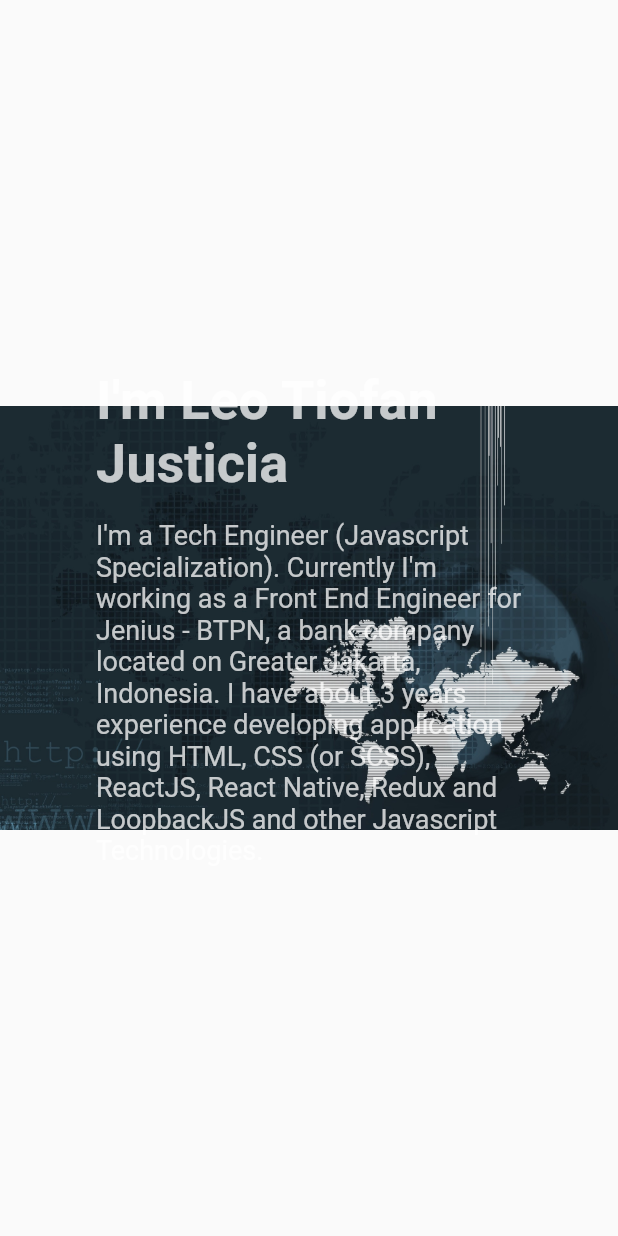
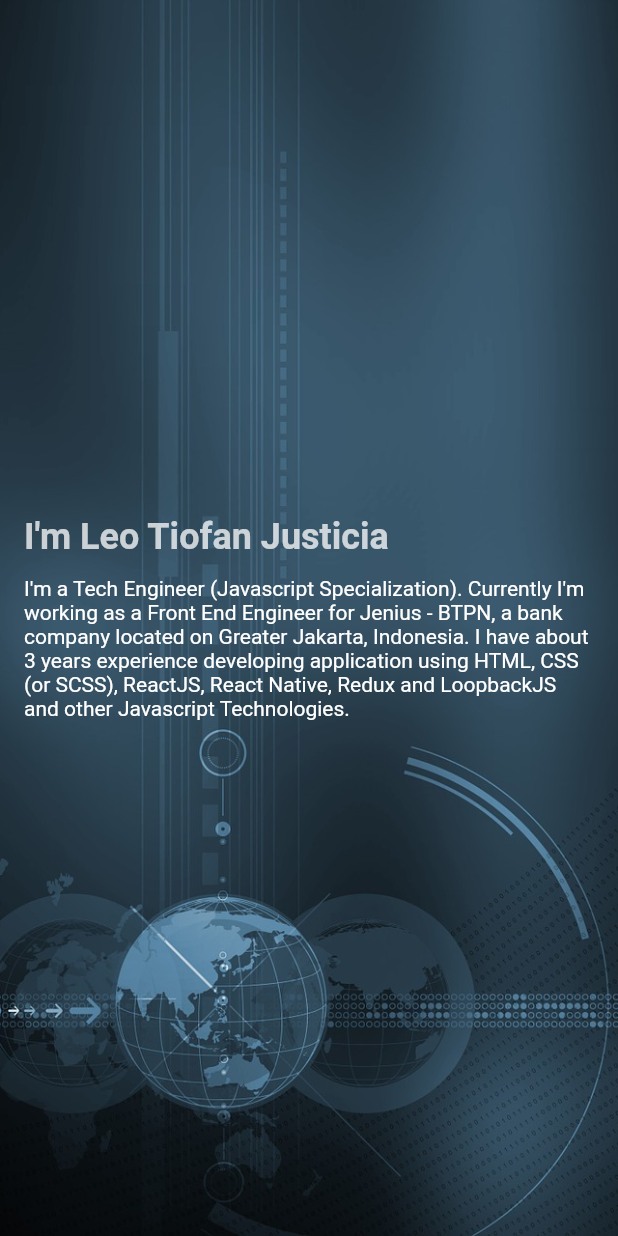
Before and after one commit to leotj/leotj.github.io, a Flutter app: the screen it shows after launch, on a phone screen of 412 x 824 dp. Run offline on Flutter 3.47's test engine with Material 2 defaults, Android fonts, the phone set to English and light mode, and no system bars.

Commit message:
feat: mobile support for cover section

```diff
--- a/lib/main.dart
+++ b/lib/main.dart
@@ -31,14 +31,21 @@ class MyApp extends StatelessWidget {
 
 class CoverSection extends StatelessWidget {
 
-  Widget getGreetingsWidget() {
+  bool isSmallDeviceFn(BuildContext context) {
+    return MediaQuery.of(context).size.width < 600;
+  }
+
+  Widget getGreetingsWidget(bool isSmallDevice) {
+    double containerBottomMargin = isSmallDevice ? 12 : 16;
+    double childWidgetFontSize = isSmallDevice ? 24 : 36;
+
     return Container(
-      margin: EdgeInsets.only(bottom: 16),
+      margin: EdgeInsets.only(bottom: containerBottomMargin),
       child: Text(
         'I\'m Leo Tiofan Justicia',
         softWrap: true,
         style: TextStyle(
-          fontSize: 36,
+          fontSize: childWidgetFontSize,
           fontWeight: FontWeight.bold,
           color: Colors.white.withOpacity(0.75),
         ),
@@ -46,30 +53,50 @@ class CoverSection extends StatelessWidget {
     );
   }
 
-  Widget getDescriptionWidget() {
+  Widget getDescriptionWidget(bool isSmallDevice) {
+    double sizedBoxWidth = isSmallDevice
+      ? window.physicalSize.width
+      : (window.physicalSize.width / 2) - 64;
+
+    TextStyle textStyle = TextStyle(
+      color: isSmallDevice
+        ? Colors.white.withOpacity(1)
+        : Colors.white.withOpacity(0.75),
+      fontSize: isSmallDevice ? 14 : 18,
+    );
+
     return SizedBox(
-      width: (window.physicalSize.width / 2) - 64,
-        child: Text(
+      width: sizedBoxWidth,
+      child: Text(
         'I\'m a Tech Engineer (Javascript Specialization). Currently I\'m working as a Front End Engineer for Jenius - BTPN, a bank company located on Greater Jakarta, Indonesia. I have about 3 years experience developing application using HTML, CSS (or SCSS), ReactJS, React Native, Redux and LoopbackJS and other Javascript Technologies.',
         softWrap: true,
-        style: TextStyle(color: Colors.white.withOpacity(0.75), fontSize: 18),
+        style: textStyle,
       ),
     );
   }
 
-  Widget getContentWidgets() {
+  Widget getContentWidgets(bool isSmallDevice) {
     return Column(
       crossAxisAlignment: CrossAxisAlignment.start,
       mainAxisAlignment: MainAxisAlignment.center,
       children: <Widget>[
-        getGreetingsWidget(),
-        getDescriptionWidget()
+        getGreetingsWidget(isSmallDevice),
+        getDescriptionWidget(isSmallDevice)
       ],
     );
   }
 
   @override
   Widget build(BuildContext context) {
+    bool isSmallDevice = isSmallDeviceFn(context);
+    String containerImageDecorator = isSmallDevice
+      ? 'images/cover-mobile.jpg'
+      : 'images/cover-desktop.jpg';
+    BoxFit containerImageDecoratorFit = isSmallDevice
+      ? BoxFit.fitHeight
+      : BoxFit.fitWidth;
+    double childContainerMargin = isSmallDevice ? 16 : 64;
+
     return Container(
       constraints: BoxConstraints(
         minWidth: MediaQuery.of(context).size.width,
@@ -77,13 +104,13 @@ class CoverSection extends StatelessWidget {
       ),
       decoration: new BoxDecoration(
         image: DecorationImage(
-          image: ExactAssetImage('images/cover-desktop.jpg'),
-          fit: BoxFit.fitWidth
+          image: ExactAssetImage(containerImageDecorator),
+          fit: containerImageDecoratorFit
         )
       ),
       child: Container(
-        margin: EdgeInsets.all(64),
-        child: getContentWidgets(),
+        margin: EdgeInsets.all(childContainerMargin),
+        child: getContentWidgets(isSmallDevice),
       ),
     );
   }
--- a/pubspec.yaml
+++ b/pubspec.yaml
@@ -46,6 +46,7 @@ flutter:
   #  - images/a_dot_ham.jpeg
   assets:
     - images/cover-desktop.jpg
+    - images/cover-mobile.jpg
 
   # An image asset can refer to one or more resolution-specific "variants", see
   # https://flutter.dev/assets-and-images/#resolution-aware.
```
Also changed, not shown: images/cover-mobile.jpg (added).
